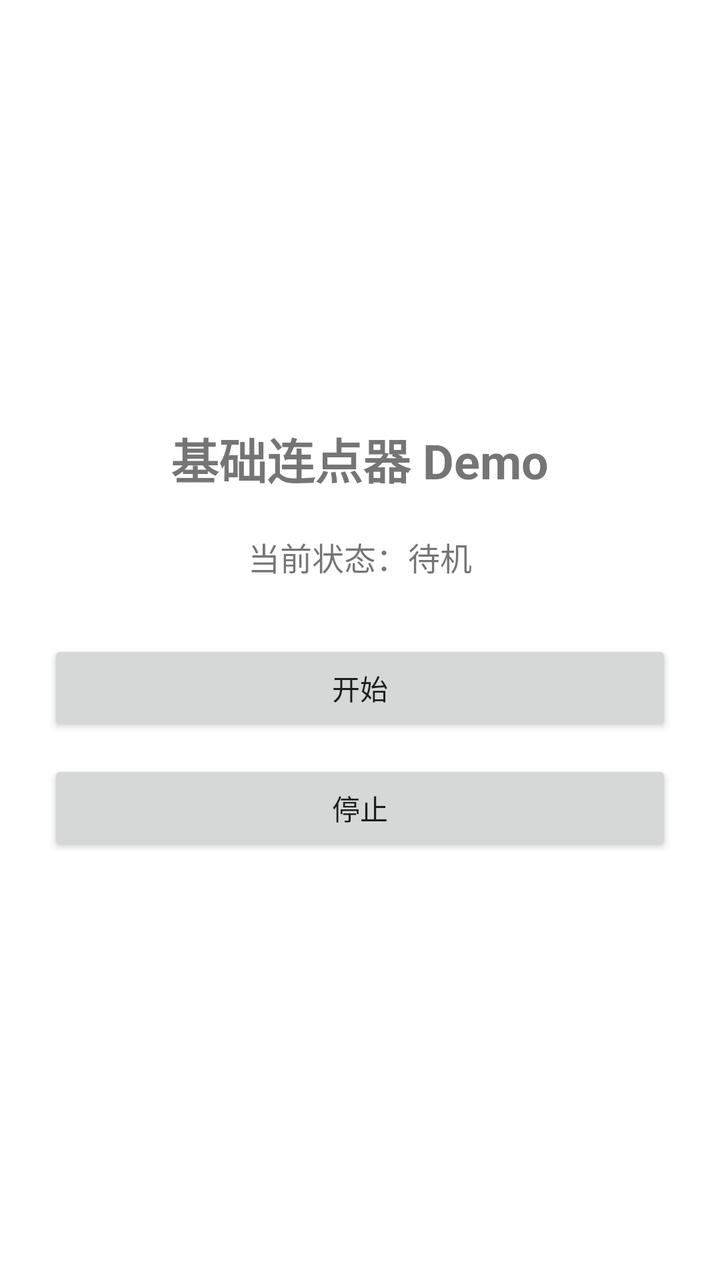
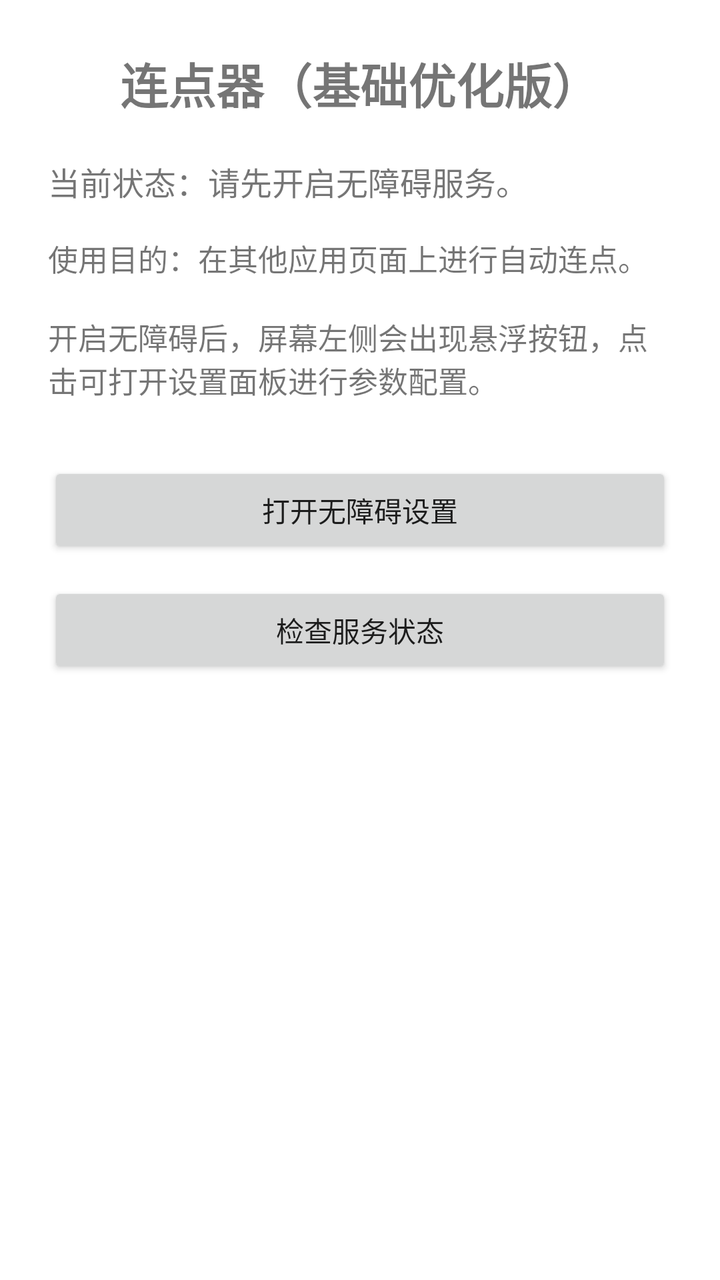

The first picture is an Android layout as it rendered before a commit; the second is the same layout after the commit. The layout source and the unified diff follow.
<!-- AndroidManifest.xml: application theme Theme.AutoClicker -->
<!-- res/layout/activity_main.xml -->
<?xml version="1.0" encoding="utf-8"?>
<LinearLayout xmlns:android="http://schemas.android.com/apk/res/android"
    android:layout_width="match_parent"
    android:layout_height="match_parent"
    android:gravity="center"
    android:orientation="vertical"
    android:padding="24dp">

    <TextView
        android:id="@+id/titleText"
        android:layout_width="wrap_content"
        android:layout_height="wrap_content"
        android:text="@string/title_text"
        android:textSize="24sp"
        android:textStyle="bold" />

    <TextView
        android:id="@+id/statusText"
        android:layout_width="wrap_content"
        android:layout_height="wrap_content"
        android:layout_marginTop="20dp"
        android:text="@string/status_idle"
        android:textSize="16sp" />

    <Button
        android:id="@+id/startBtn"
        android:layout_width="match_parent"
        android:layout_height="wrap_content"
        android:layout_marginTop="30dp"
        android:text="@string/start_btn" />

    <Button
        android:id="@+id/stopBtn"
        android:layout_width="match_parent"
        android:layout_height="wrap_content"
        android:layout_marginTop="12dp"
        android:text="@string/stop_btn" />

</LinearLayout>
<!-- resources referenced by this layout -->
<resources>
  <string name="start_btn">开始</string>
  <string name="status_idle">当前状态：待机</string>
  <string name="stop_btn">停止</string>
  <string name="title_text">基础连点器 Demo</string>
  <style name="Theme.AutoClicker" parent="Theme.MaterialComponents.DayNight.DarkActionBar">
          <item name="colorPrimary">@color/purple_500</item>
          <item name="colorPrimaryVariant">@color/purple_700</item>
          <item name="android:statusBarColor" tools:targetApi="l">@color/purple_700</item>
      </style>
  <color name="purple_500">#6750A4</color>
  <color name="purple_700">#4F378B</color>
</resources>

<!-- the commit's change to res/layout/activity_main.xml (unified diff, before → after) -->
@@ -2,7 +2,7 @@
 <LinearLayout xmlns:android="http://schemas.android.com/apk/res/android"
     android:layout_width="match_parent"
     android:layout_height="match_parent"
-    android:gravity="center"
+    android:gravity="center_horizontal"
     android:orientation="vertical"
     android:padding="24dp">
 
@@ -16,24 +16,32 @@
 
     <TextView
         android:id="@+id/statusText"
-        android:layout_width="wrap_content"
+        android:layout_width="match_parent"
         android:layout_height="wrap_content"
         android:layout_marginTop="20dp"
         android:text="@string/status_idle"
         android:textSize="16sp" />
 
+    <TextView
+        android:id="@+id/descText"
+        android:layout_width="match_parent"
+        android:layout_height="wrap_content"
+        android:layout_marginTop="16dp"
+        android:text="@string/purpose_text"
+        android:textSize="15sp" />
+
     <Button
-        android:id="@+id/startBtn"
+        android:id="@+id/openAccessibilityBtn"
         android:layout_width="match_parent"
         android:layout_height="wrap_content"
         android:layout_marginTop="30dp"
-        android:text="@string/start_btn" />
+        android:text="@string/open_accessibility_btn" />
 
     <Button
-        android:id="@+id/stopBtn"
+        android:id="@+id/checkBtn"
         android:layout_width="match_parent"
         android:layout_height="wrap_content"
         android:layout_marginTop="12dp"
-        android:text="@string/stop_btn" />
+        android:text="@string/check_status_btn" />
 
 </LinearLayout>
<!-- resource entries referenced after the edit -->
@@ -1,9 +1,10 @@
 <!-- resources referenced by this layout -->
 <resources>
-  <string name="start_btn">开始</string>
-  <string name="status_idle">当前状态：待机</string>
-  <string name="stop_btn">停止</string>
-  <string name="title_text">基础连点器 Demo</string>
+  <string name="check_status_btn">检查服务状态</string>
+  <string name="open_accessibility_btn">打开无障碍设置</string>
+  <string name="purpose_text">使用目的：在其他应用页面上进行自动连点。\n\n开启无障碍后，屏幕左侧会出现悬浮按钮，点击可打开设置面板进行参数配置。</string>
+  <string name="status_idle">当前状态：请先开启无障碍服务。</string>
+  <string name="title_text">连点器（基础优化版）</string>
   <style name="Theme.AutoClicker" parent="Theme.MaterialComponents.DayNight.DarkActionBar">
           <item name="colorPrimary">@color/purple_500</item>
           <item name="colorPrimaryVariant">@color/purple_700</item>
